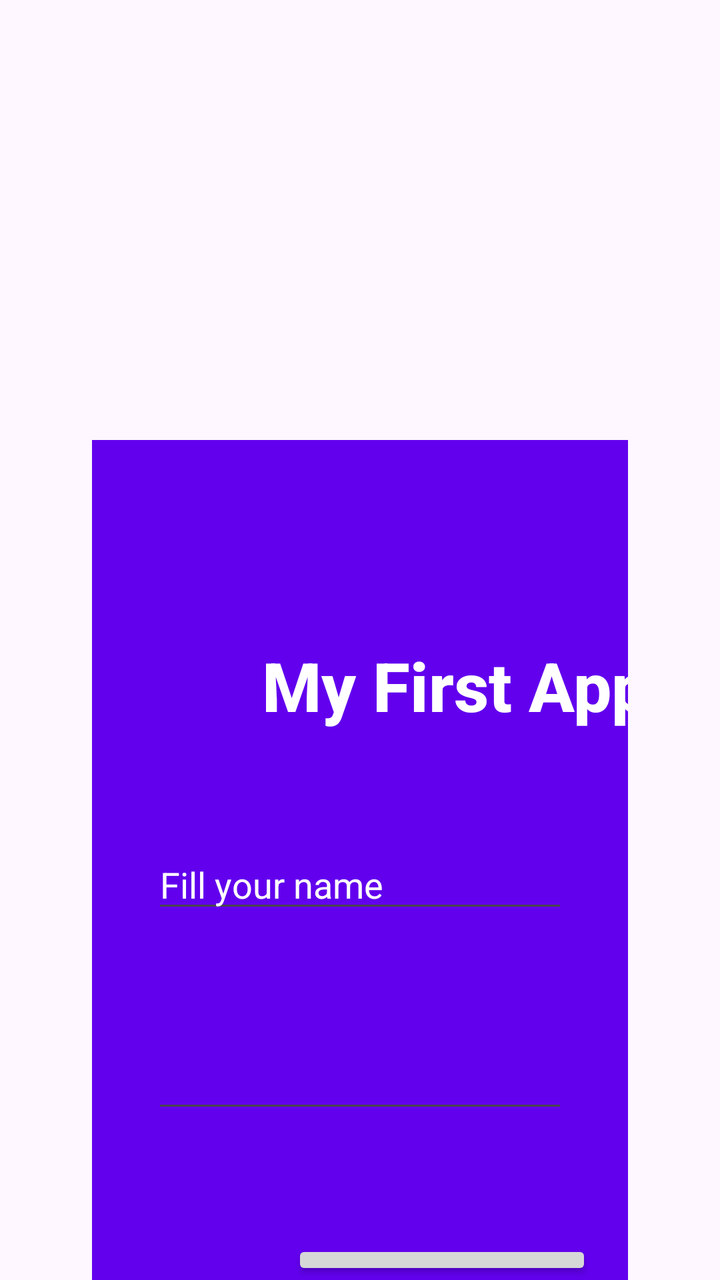
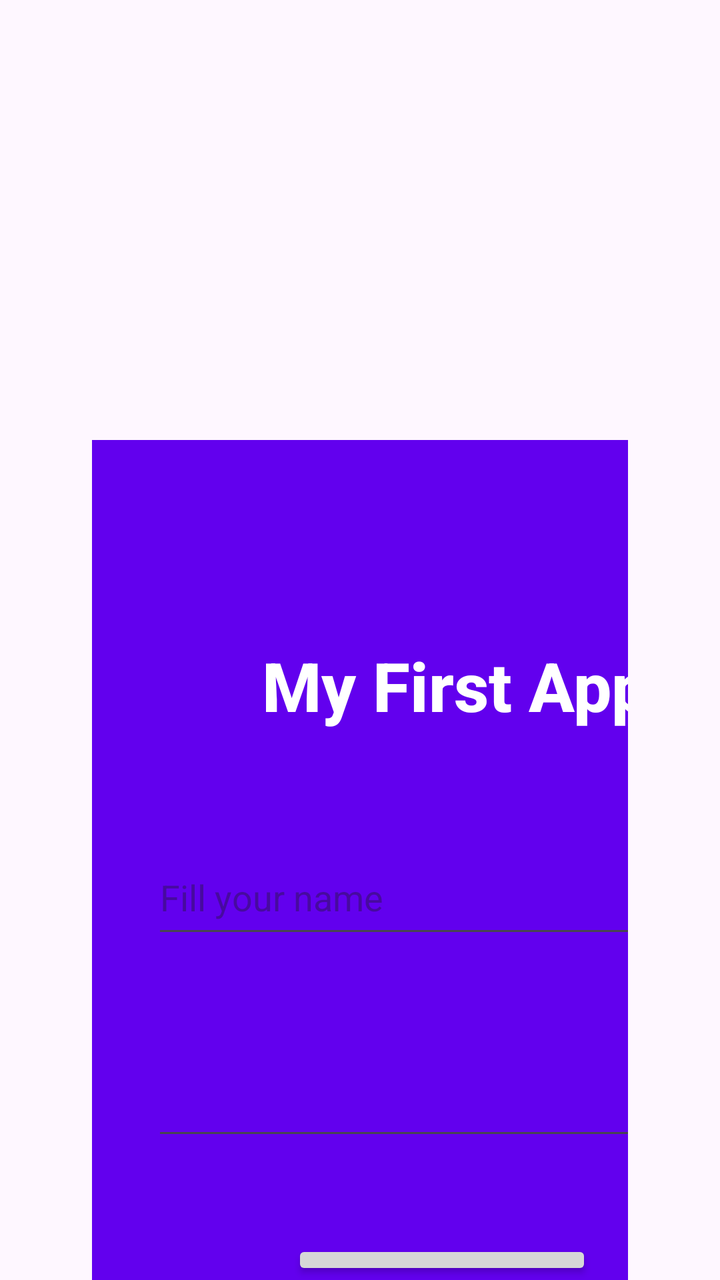

An Android layout rendered at two revisions. The XML below is the earlier revision; the diff shows what the commit changed to produce the second picture.
<!-- AndroidManifest.xml: application theme Theme.MyFirstApp -->
<!-- res/layout/activity_main2.xml -->
<?xml version="1.0" encoding="utf-8"?>
<RelativeLayout xmlns:android="http://schemas.android.com/apk/res/android"
    android:layout_width="match_parent"
    android:layout_height="match_parent"
    android:paddingLeft="16dp"
    android:paddingRight="16dp"
    android:paddingTop="20dp"
    >

    <FrameLayout
        android:layout_width="363dp"
        android:layout_height="569dp"
        android:layout_alignParentStart="true"
        android:layout_alignParentTop="true"
        android:layout_alignParentEnd="true"
        android:layout_marginStart="30dp"
        android:layout_marginTop="200dp"
        android:layout_marginEnd="30dp"
        android:background="@color/design_default_color_primary">

        <EditText
            android:id="@+id/editTextText"
            android:layout_width="match_parent"
            android:layout_height="wrap_content"
            android:layout_marginStart="30dp"
            android:layout_marginTop="200dp"
            android:layout_marginEnd="30dp"
            android:ems="10"
            android:inputType="text"
            android:text="@string/hint"
            android:textColor="@color/white" />

        <EditText
            android:id="@+id/editTextTextPassword"
            android:layout_width="match_parent"
            android:layout_height="wrap_content"
            android:layout_marginStart="30dp"
            android:layout_marginTop="300dp"
            android:layout_marginEnd="30dp"
            android:ems="10"
            android:inputType="textPassword"
            android:textColor="@color/white" />

        <TextView
            android:id="@+id/textView"
            android:layout_width="199dp"
            android:layout_height="77dp"
            android:layout_marginStart="85dp"
            android:layout_marginTop="100dp"
            android:layout_marginEnd="85dp"
            android:fontFamily="sans-serif-medium"
            android:text="@string/app_name"
            android:textColor="@color/white"
            android:textSize="34sp"
            android:textStyle="bold" />

        <Button
            android:id="@+id/button3"
            android:layout_width="150dp"
            android:layout_height="wrap_content"
            android:layout_marginStart="100dp"
            android:layout_marginTop="400dp"
            android:layout_marginEnd="85dp"
            android:text="Sign In" />

        <Button
            android:id="@+id/btnDone"
            android:layout_width="97dp"
            android:layout_height="wrap_content"
            android:layout_marginStart="130dp"
            android:layout_marginTop="450dp"
            android:layout_marginEnd="85dp"
            android:text="@string/back" />

    </FrameLayout>

</RelativeLayout>
<!-- resources referenced by this layout -->
<resources>
  <color name="white">#FFFFFFFF</color>
  <string name="app_name">My First App</string>
  <string name="back">Back</string>
  <string name="hint">Fill your name</string>
  <style name="Theme.MyFirstApp" parent="Base.Theme.MyFirstApp" />
  <style name="Base.Theme.MyFirstApp" parent="Theme.Material3.DayNight.NoActionBar">
          
          
      </style>
</resources>

<!-- the commit's change to res/layout/activity_main2.xml (unified diff, before → after) -->
@@ -19,21 +19,21 @@
         android:background="@color/design_default_color_primary">
 
         <EditText
-            android:id="@+id/editTextText"
-            android:layout_width="match_parent"
-            android:layout_height="wrap_content"
+            android:id="@+id/txtUserName"
+            android:layout_width="300dp"
+            android:layout_height="54dp"
             android:layout_marginStart="30dp"
             android:layout_marginTop="200dp"
             android:layout_marginEnd="30dp"
             android:ems="10"
+            android:hint="@string/hint"
             android:inputType="text"
-            android:text="@string/hint"
             android:textColor="@color/white" />
 
         <EditText
-            android:id="@+id/editTextTextPassword"
-            android:layout_width="match_parent"
-            android:layout_height="wrap_content"
+            android:id="@+id/txtPwd"
+            android:layout_width="296dp"
+            android:layout_height="55dp"
             android:layout_marginStart="30dp"
             android:layout_marginTop="300dp"
             android:layout_marginEnd="30dp"
@@ -61,6 +61,7 @@
             android:layout_marginStart="100dp"
             android:layout_marginTop="400dp"
             android:layout_marginEnd="85dp"
+            android:onClick="chuyenTrangChu"
             android:text="Sign In" />
 
         <Button
